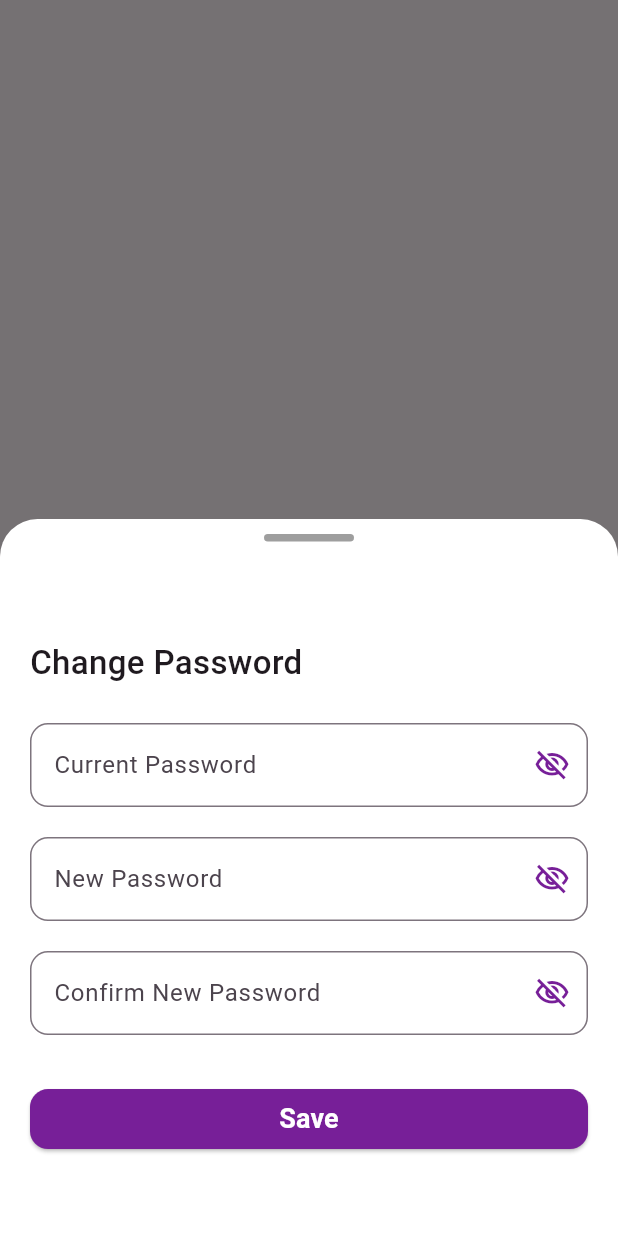
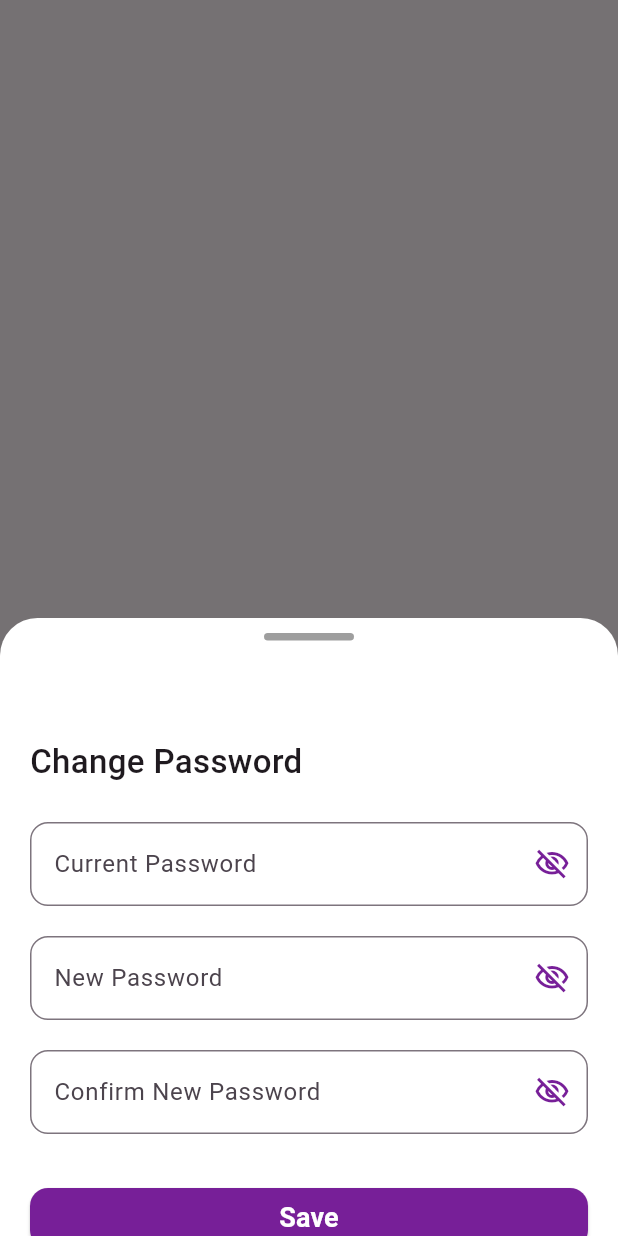
Before and after one commit to ZainabJameel300/UniFind, a Flutter app: what showChangePasswordSheet() shows on an empty page, opened directly, on a phone screen of 412 x 824 dp. Run offline on Flutter 3.47's test engine with Material 3 defaults, Android fonts, the phone set to English and light mode, and no system bars; our stand-ins replace cloud_firestore, dotted_border, firebase_auth, firebase_core, firebase_storage, image_picker and 2 more; accounts and stored records are empty; project files that could hold a hidden picture were left out.

Commit message:
Minor changes to asthetic

```diff
--- a/lib/Components/change_password_sheet.dart
+++ b/lib/Components/change_password_sheet.dart
@@ -31,7 +31,7 @@ void showChangePasswordSheet(BuildContext context) {
       return StatefulBuilder(
         builder: (context, setModalState) {
           return SizedBox(
-            height: MediaQuery.of(context).size.height * 0.58,
+            height: MediaQuery.of(context).size.height * 0.50,
             child: Padding(
               padding: EdgeInsets.only(
                 bottom: MediaQuery.of(context).viewInsets.bottom,
@@ -190,7 +190,6 @@ void showChangePasswordSheet(BuildContext context) {
                             );
 
                             Navigator.pop(context);
-                            // use the shared showSnackBar helper instead of ScaffoldMessenger directly
                             showSnackBar(
                               context,
                               "Password updated successfully!",
```
